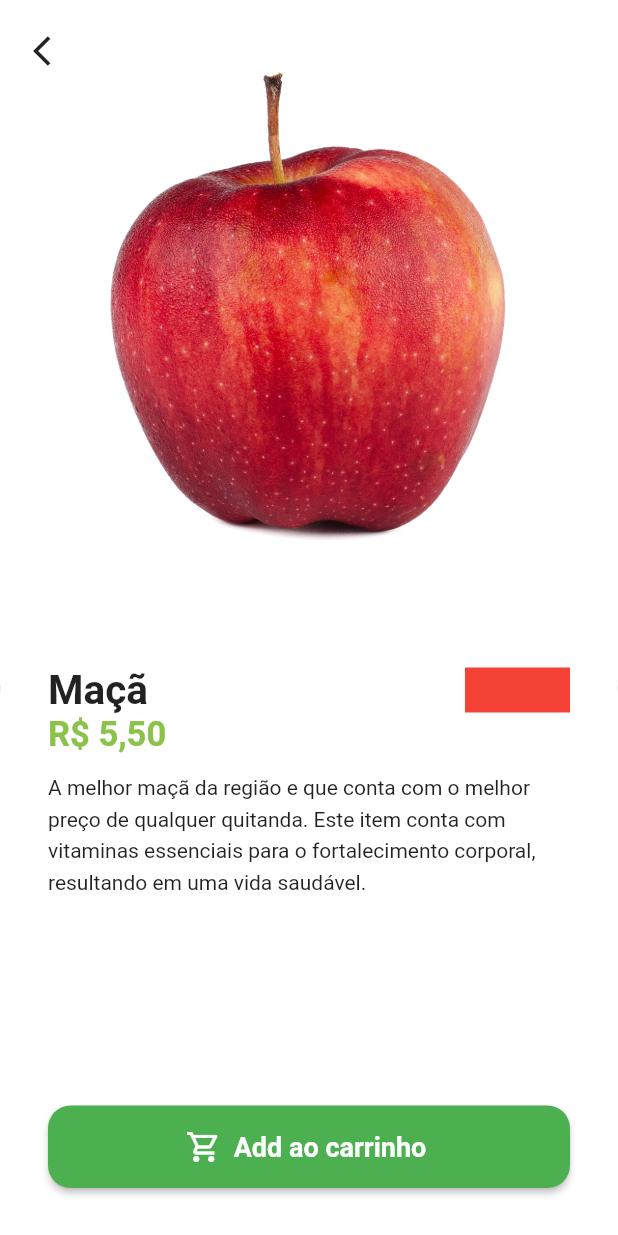
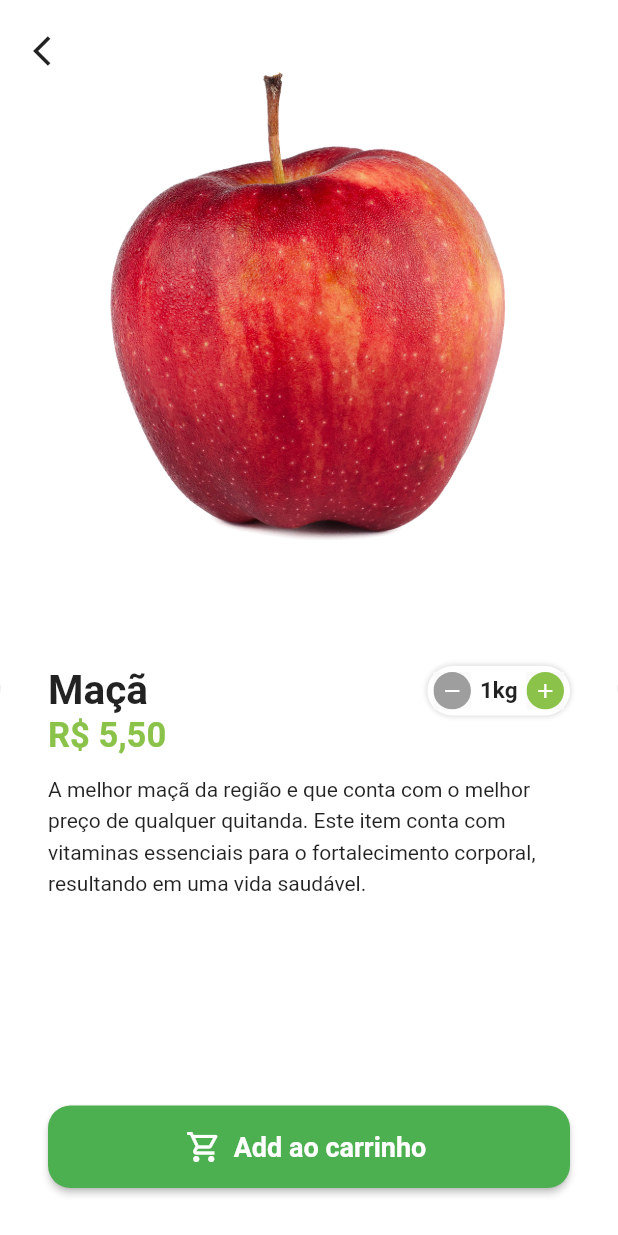
Before and after one commit to renatorv/greengrocer, a Flutter app: the screen it shows after launch, after a tap on "Entrar", after a tap on "Maçã", on a phone screen of 412 x 824 dp. Run offline on Flutter 3.47's test engine with Material 2 defaults, Android fonts, the phone set to English and light mode, and no system bars; our stand-ins replace animated_text_kit, badges, mask_text_input_formatter.

Commit message:
finalizada aula 29

```diff
--- /dev/null
+++ b/lib/src/pages/commom_widgets/quantity_widget.dart
@@ -0,0 +1,102 @@
+import 'package:flutter/material.dart';
+import 'package:greengrocer/src/config/custom_colors.dart';
+
+class QuantityWidget extends StatelessWidget {
+  final int value;
+  final String suffixText;
+  final Function(int quantity) result;
+
+  const QuantityWidget({
+    Key? key,
+    required this.value,
+    required this.suffixText,
+    required this.result,
+  }) : super(key: key);
+
+  @override
+  Widget build(BuildContext context) {
+    return Container(
+      padding: const EdgeInsets.all(4),
+      decoration: BoxDecoration(
+        color: Colors.white,
+        borderRadius: BorderRadius.circular(50),
+        boxShadow: [
+          BoxShadow(
+            color: Colors.grey.shade300,
+            spreadRadius: 1,
+            blurRadius: 2,
+          ),
+        ],
+      ),
+      child: Row(
+        children: [
+          _QuantityButton(
+            icon: Icons.remove,
+            color: Colors.grey,
+            onPressed: () {
+              // Se o valor for 1, o calculo abaixo não será executado.
+              if (value == 1) return;
+
+              int resultCount = value - 1;
+              result(resultCount);
+            },
+          ),
+          Padding(
+            padding: const EdgeInsets.symmetric(horizontal: 6),
+            child: Text(
+              '$value$suffixText',
+              style: const TextStyle(
+                fontSize: 15,
+                fontWeight: FontWeight.bold,
+              ),
+            ),
+          ),
+          _QuantityButton(
+            icon: Icons.add,
+            color: CustomColors.customSwatchColor,
+            onPressed: () {
+              int resultCount = value + 1;
+              result(resultCount);
+            },
+          ),
+        ],
+      ),
+    );
+  }
+}
+
+class _QuantityButton extends StatelessWidget {
+  final Color color;
+  final IconData icon;
+  final VoidCallback onPressed;
+
+  const _QuantityButton({
+    Key? key,
+    required this.color,
+    required this.icon,
+    required this.onPressed,
+  }) : super(key: key);
+
+  @override
+  Widget build(BuildContext context) {
+    return Material(
+      child: InkWell(
+        borderRadius: BorderRadius.circular(50),
+        onTap: onPressed,
+        child: Ink(
+          height: 25,
+          width: 25,
+          decoration: BoxDecoration(
+            color: color,
+            shape: BoxShape.circle,
+          ),
+          child: Icon(
+            icon,
+            color: Colors.white,
+            size: 16,
+          ),
+        ),
+      ),
+    );
+  }
+}
--- a/lib/src/pages/product/product_screen.dart
+++ b/lib/src/pages/product/product_screen.dart
@@ -1,16 +1,24 @@
 import 'package:flutter/material.dart';
 import 'package:greengrocer/src/config/custom_colors.dart';
 import 'package:greengrocer/src/models/item_model.dart';
+import 'package:greengrocer/src/pages/commom_widgets/quantity_widget.dart';
 import 'package:greengrocer/src/services/utils_services.dart';
 
-class ProductScreen extends StatelessWidget {
+class ProductScreen extends StatefulWidget {
   final ItemModel item;
   ProductScreen({
     Key? key,
     required this.item,
   }) : super(key: key);
 
+  @override
+  State<ProductScreen> createState() => _ProductScreenState();
+}
+
+class _ProductScreenState extends State<ProductScreen> {
   final UtilsServices utilsServices = UtilsServices();
+
+  int carItemQuantity = 1;
 
   @override
   Widget build(BuildContext context) {
@@ -23,8 +31,8 @@ class ProductScreen extends StatelessWidget {
             children: [
               Expanded(
                 child: Hero(
-                  tag: item.imgUrl,
-                  child: Image.asset(item.imgUrl),
+                  tag: widget.item.imgUrl,
+                  child: Image.asset(widget.item.imgUrl),
                 ),
               ),
               Expanded(
@@ -50,7 +58,7 @@ class ProductScreen extends StatelessWidget {
                         children: [
                           Expanded(
                             child: Text(
-                              item.itemName,
+                              widget.item.itemName,
                               maxLines: 2,
                               overflow: TextOverflow.ellipsis,
                               style: const TextStyle(
@@ -59,17 +67,23 @@ class ProductScreen extends StatelessWidget {
                               ),
                             ),
                           ),
-                          Container(
-                            height: 30,
-                            width: 70,
-                            color: Colors.red,
+                          QuantityWidget(
+                            suffixText: widget.item.unit,
+                            value: carItemQuantity,
+                            result: (int quantity) {
+                              // Lógica aula 29 em 3 minutos
+                              setState(() {
+                                carItemQuantity = quantity;
+                              });
+                              print(quantity);
+                            },
                           ),
                         ],
                       ),
 
                       // preço
                       Text(
-                        utilsServices.priceToCurrency(item.price),
+                        utilsServices.priceToCurrency(widget.item.price),
                         style: TextStyle(
                           fontSize: 23,
                           fontWeight: FontWeight.bold,
@@ -83,7 +97,7 @@ class ProductScreen extends StatelessWidget {
                           padding: const EdgeInsets.symmetric(vertical: 10),
                           child: SingleChildScrollView(
                             child: Text(
-                              item.description,
+                              widget.item.description,
                               style: const TextStyle(
                                 height: 1.5,
                               ),
```
